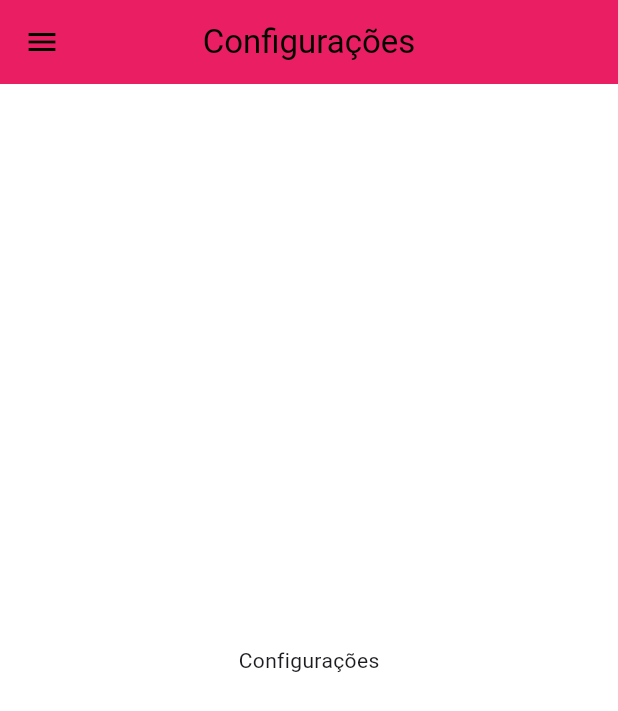
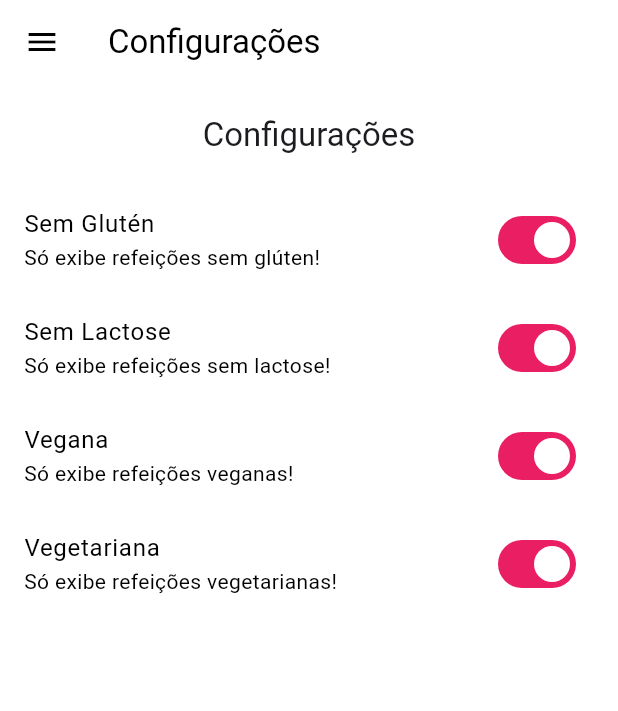
Before and after one commit to elias-ssouza/meals, a Flutter app: the SettingsScreen screen opened by its route, on a phone screen of 412 x 824 dp. Shown: the top 711 px of the screen. Run offline on Flutter 3.47's test engine with Material 3 defaults, Android fonts, the phone set to English and light mode, and no system bars.

Commit message:
tela de configurações

```diff
--- /dev/null
+++ b/lib/models/settings.dart
@@ -0,0 +1,14 @@
+class Settings {
+  bool isGlutenFree;
+  bool isLactoseFree;
+  bool isVegan;
+  bool isVegetarian;
+
+
+  Settings({
+    required this.isGlutenFree,
+    required this.isLactoseFree,
+    required this.isVegan,
+    required this.isVegetarian,
+  });
+}
--- a/lib/screens/settings_screen.dart
+++ b/lib/screens/settings_screen.dart
@@ -1,8 +1,30 @@
 import 'package:flutter/material.dart';
-import 'package:meals/components/main_drawer.dart';
+import '../components/main_drawer.dart';
+import '../models/settings.dart';
 
-class SettingsScreen extends StatelessWidget {
-  const SettingsScreen({super.key});
+class SettingsScreen extends StatefulWidget {
+  const SettingsScreen({Key? key}) : super(key: key);
+
+  @override
+  State<SettingsScreen> createState() => _SettingsScreenState();
+}
+
+class _SettingsScreenState extends State<SettingsScreen> {
+  var settings = Settings(isGlutenFree: true, isLactoseFree: true, isVegan: true, isVegetarian: true);
+
+  Widget _createSwitch(
+    String title,
+    String subtitle,
+    bool value,
+    Function(bool) onChanged,
+  ) {
+    return SwitchListTile.adaptive(
+      title: Text(title),
+      subtitle: Text(subtitle),
+      value: value,
+      onChanged: onChanged,
+    );
+  }
 
   @override
   Widget build(BuildContext context) {
@@ -10,13 +32,49 @@ class SettingsScreen extends StatelessWidget {
       backgroundColor: Colors.white,
       appBar: AppBar(
         title: const Text('Configurações'),
-        backgroundColor: Theme.of(context).primaryColor,
-        centerTitle: true,
-        ),
-        drawer: const MainDrawer(),
-        body: const Center(
-          child: Text('Configurações'),
-        ),
+      ),
+      drawer: const MainDrawer(),
+      body: Column(
+        children: [
+          Container(
+            padding: const EdgeInsets.all(20),
+            child: Text(
+              'Configurações',
+              style: Theme.of(context).textTheme.titleLarge,
+            ),
+          ),
+          Expanded(
+            child: ListView(
+              children: [
+                _createSwitch(
+                  'Sem Glutén',
+                  'Só exibe refeições sem glúten!',
+                  settings.isGlutenFree,
+                  (value) => setState(() => settings.isGlutenFree = value),
+                ),
+                _createSwitch(
+                  'Sem Lactose',
+                  'Só exibe refeições sem lactose!',
+                  settings.isLactoseFree,
+                  (value) => setState(() => settings.isLactoseFree = value),
+                ),
+                _createSwitch(
+                  'Vegana',
+                  'Só exibe refeições veganas!',
+                  settings.isVegan,
+                  (value) => setState(() => settings.isVegan = value),
+                ),
+                _createSwitch(
+                  'Vegetariana',
+                  'Só exibe refeições vegetarianas!',
+                  settings.isVegetarian,
+                  (value) => setState(() => settings.isVegetarian = value),
+                ),
+              ],
+            ),
+          )
+        ],
+      ),
     );
   }
 }
```
